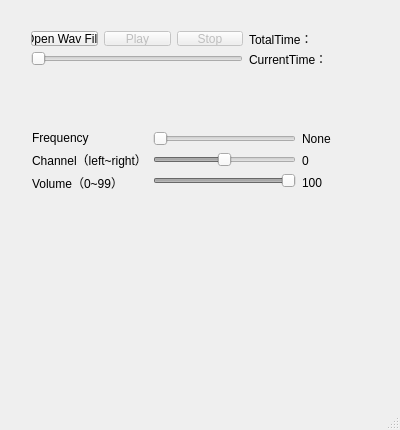
Old version of the form Audio/DirectSoundPlay/mainwindow.ui in the repository lgxZJ/Miscellaneous.
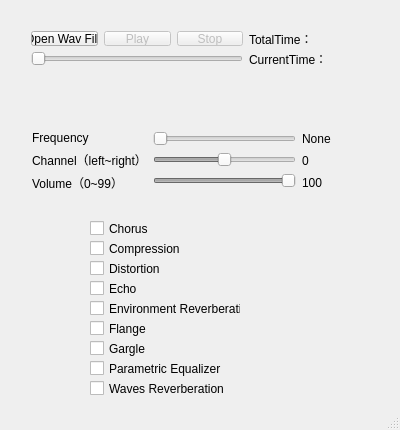
New version of the form.

Commit message: + add Effects interface

```diff
--- a/Audio/DirectSoundPlay/mainwindow.ui
+++ b/Audio/DirectSoundPlay/mainwindow.ui
@@ -203,6 +203,123 @@
      </item>
     </layout>
    </widget>
+   <widget class="QCheckBox" name="checkBox">
+    <property name="geometry">
+     <rect>
+      <x>90</x>
+      <y>220</y>
+      <width>70</width>
+      <height>17</height>
+     </rect>
+    </property>
+    <property name="text">
+     <string>Chorus</string>
+    </property>
+   </widget>
+   <widget class="QCheckBox" name="checkBox_2">
+    <property name="geometry">
+     <rect>
+      <x>90</x>
+      <y>240</y>
+      <width>91</width>
+      <height>17</height>
+     </rect>
+    </property>
+    <property name="text">
+     <string>Compression</string>
+    </property>
+   </widget>
+   <widget class="QCheckBox" name="checkBox_3">
+    <property name="geometry">
+     <rect>
+      <x>90</x>
+      <y>260</y>
+      <width>70</width>
+      <height>17</height>
+     </rect>
+    </property>
+    <property name="text">
+     <string>Distortion</string>
+    </property>
+   </widget>
+   <widget class="QCheckBox" name="checkBox_4">
+    <property name="geometry">
+     <rect>
+      <x>90</x>
+      <y>280</y>
+      <width>70</width>
+      <height>17</height>
+     </rect>
+    </property>
+    <property name="text">
+     <string>Echo</string>
+    </property>
+   </widget>
+   <widget class="QCheckBox" name="checkBox_5">
+    <property name="geometry">
+     <rect>
+      <x>90</x>
+      <y>300</y>
+      <width>151</width>
+      <height>17</height>
+     </rect>
+    </property>
+    <property name="text">
+     <string>Environment Reverberation</string>
+    </property>
+   </widget>
+   <widget class="QCheckBox" name="checkBox_6">
+    <property name="geometry">
+     <rect>
+      <x>90</x>
+      <y>320</y>
+      <width>151</width>
+      <height>17</height>
+     </rect>
+    </property>
+    <property name="text">
+     <string>Flange</string>
+    </property>
+   </widget>
+   <widget class="QCheckBox" name="checkBox_7">
+    <property name="geometry">
+     <rect>
+      <x>90</x>
+      <y>340</y>
+      <width>151</width>
+      <height>17</height>
+     </rect>
+    </property>
+    <property name="text">
+     <string>Gargle</string>
+    </property>
+   </widget>
+   <widget class="QCheckBox" name="checkBox_8">
+    <property name="geometry">
+     <rect>
+      <x>90</x>
+      <y>360</y>
+      <width>151</width>
+      <height>17</height>
+     </rect>
+    </property>
+    <property name="text">
+     <string>Parametric Equalizer</string>
+    </property>
+   </widget>
+   <widget class="QCheckBox" name="checkBox_9">
+    <property name="geometry">
+     <rect>
+      <x>90</x>
+      <y>380</y>
+      <width>151</width>
+      <height>17</height>
+     </rect>
+    </property>
+    <property name="text">
+     <string>Waves Reverberation</string>
+    </property>
+   </widget>
   </widget>
   <widget class="QStatusBar" name="statusBar"/>
   <action name="action_Open_Wav_file">
```
The commit also changes 3 other files.
